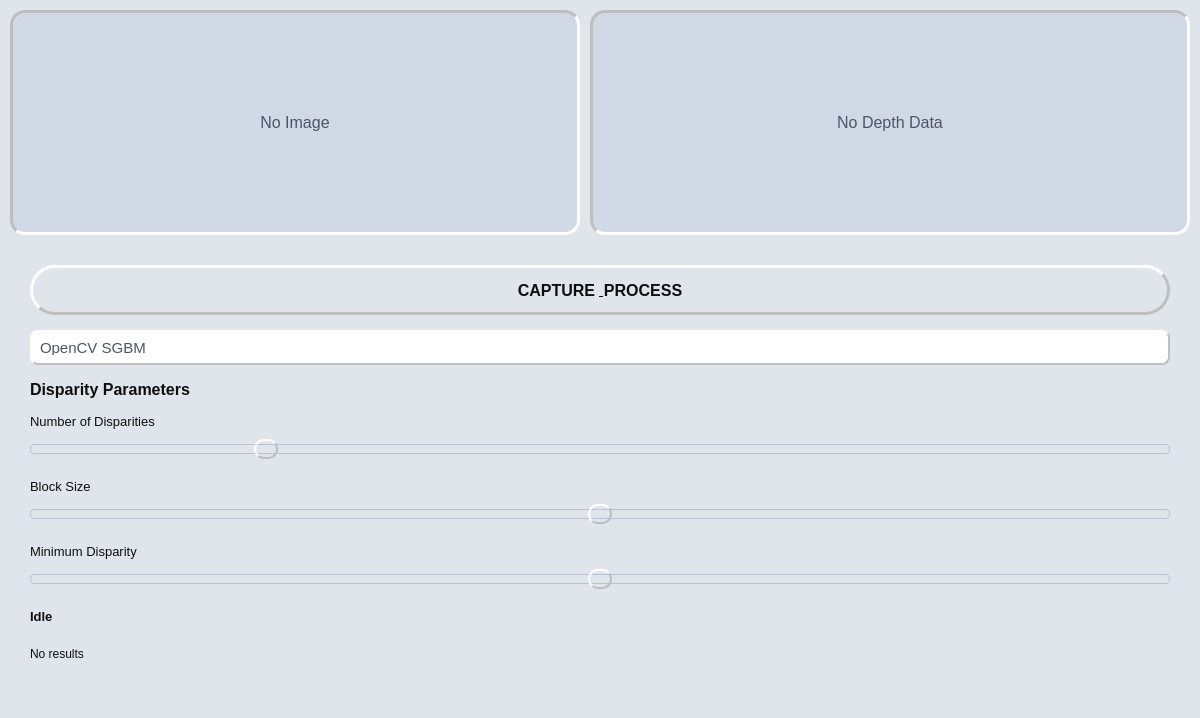
This is src/gui/ui/depth_test_widget.ui in SupernovaIndustries/unlook-standalone as Qt 5 draws it before an edit. The edited form follows.
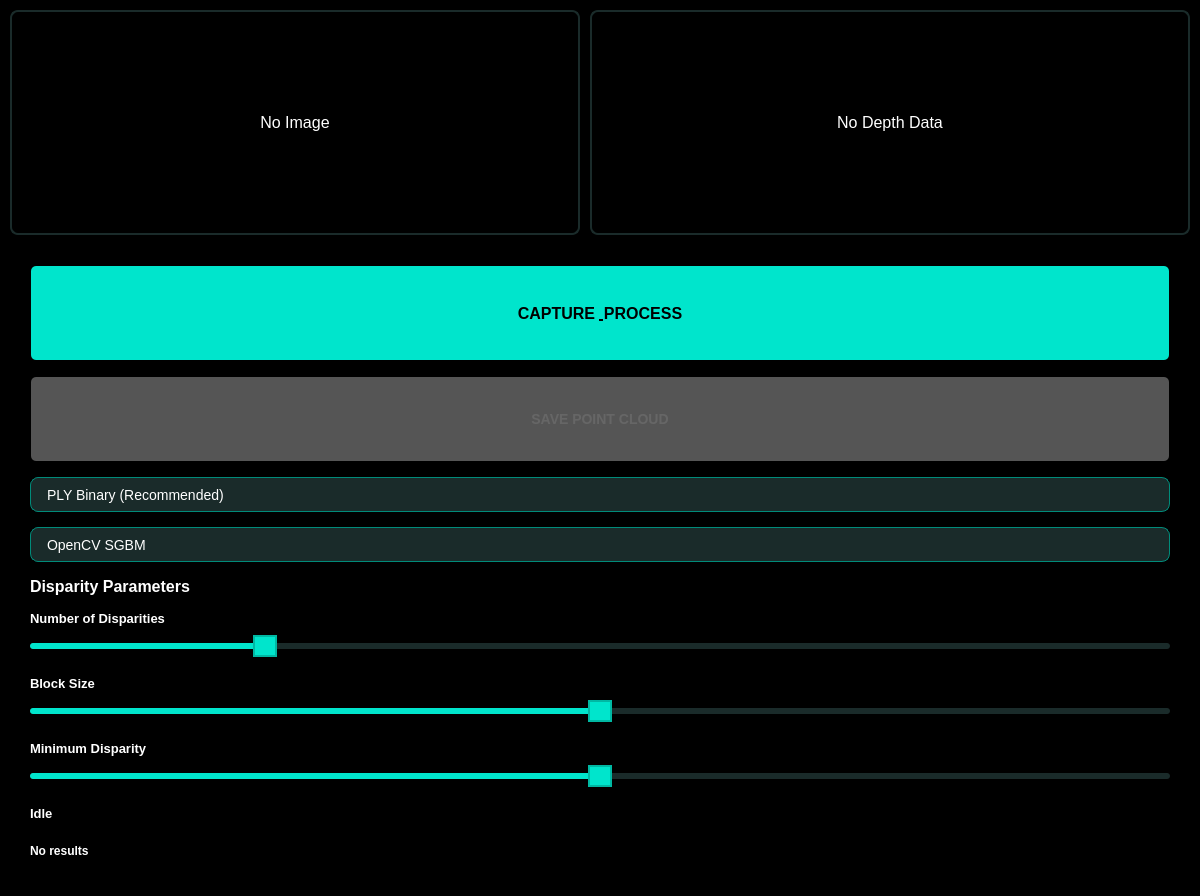
This is the edited form.

Commit message: Phase 2 Complete: Advanced Point Cloud and Mesh Export System

Diff of the .ui file:
```diff
--- a/src/gui/ui/depth_test_widget.ui
+++ b/src/gui/ui/depth_test_widget.ui
@@ -14,62 +14,52 @@
    <string>Depth Test</string>
   </property>
   <property name="styleSheet">
-   <string notr="true">/* Neomorphism Background */
+   <string notr="true">/* Supernova-tech Design System */
 QWidget#DepthTestWidget {
-    background-color: #e0e5ec;
+    background-color: #000000;
+    color: #FFFFFF;
+    font-family: "Inter", sans-serif;
 }
 
-/* Neomorphism Sliders */
+/* Supernova-tech Sliders */
 QSlider::groove:horizontal {
-    height: 8px;
-    background: qlineargradient(x1:0, y1:0, x2:0, y2:1,
-        stop:0 #c5cdd9,
-        stop:1 #d5dbe3);
-    border-radius: 4px;
-    border: 1px solid #b8c2d3;
+    background: #1A2B2A;
+    height: 6px;
+    border-radius: 3px;
 }
 
 QSlider::handle:horizontal {
-    background: qlineargradient(spread:pad, x1:0, y1:0, x2:1, y2:1,
-        stop:0 #f0f0f0,
-        stop:1 #cacaca);
-    border: none;
+    background: #00E5CC;
+    border: 2px solid #00B8A3;
     width: 20px;
     height: 20px;
-    margin: -6px 0;
-    border-radius: 10px;
-    border-left: 2px solid #ffffff;
-    border-top: 2px solid #ffffff;
-    border-right: 2px solid #bebebe;
-    border-bottom: 2px solid #bebebe;
+    border-radius: 12px;
+    margin: -8px 0;
 }
 
 QSlider::handle:horizontal:hover {
-    background: qlineargradient(spread:pad, x1:0, y1:0, x2:1, y2:1,
-        stop:0 #f5f5f5,
-        stop:1 #d0d0d0);
+    background: #00B8A3;
+    border: 2px solid #00E5CC;
+}
+
+QSlider::handle:horizontal:pressed {
+    background: #008B7A;
 }
 
 QSlider::sub-page:horizontal {
-    background: qlineargradient(x1:0, y1:0, x2:1, y2:0,
-        stop:0 #8b5cf6,
-        stop:1 #7c3aed);
-    border-radius: 4px;
+    background: #00E5CC;
+    border-radius: 3px;
 }
 
-/* Neomorphism ComboBox */
+/* Supernova-tech ComboBox */
 QComboBox {
-    background: qlineargradient(spread:pad, x1:0, y1:0, x2:1, y2:1,
-        stop:0 #f0f0f0,
-        stop:1 #cacaca);
-    color: #4a5568;
-    border: none;
+    background: #1A2B2A;
+    color: #FFFFFF;
+    border: 1px solid #008B7A;
     border-radius: 8px;
-    padding: 8px;
-    border-left: 2px solid #ffffff;
-    border-top: 2px solid #ffffff;
-    border-right: 2px solid #bebebe;
-    border-bottom: 2px solid #bebebe;
+    padding: 8px 16px;
+    font-size: 14px;
+    font-weight: 400;
 }
 
 QComboBox:hover {
@@ -83,12 +73,20 @@
     width: 30px;
 }
 
+QComboBox::down-arrow {
+    image: none;
+    border-left: 5px solid transparent;
+    border-right: 5px solid transparent;
+    border-top: 5px solid #00E5CC;
+    margin-right: 5px;
+}
+
 QComboBox QAbstractItemView {
-    background: #f0f0f0;
-    color: #4a5568;
-    border: 2px solid #bebebe;
-    selection-background-color: #8b5cf6;
-    selection-color: white;
+    background: #1A2B2A;
+    color: #FFFFFF;
+    border: 2px solid #008B7A;
+    selection-background-color: #00E5CC;
+    selection-color: #000000;
 }</string>
   </property>
   <layout class="QVBoxLayout" name="main_layout">
@@ -138,15 +136,11 @@
               </font>
              </property>
              <property name="styleSheet">
-              <string notr="true">/* Neomorphism Frame */
-background: #d1d9e6;
-border: none;
-border-radius: 15px;
-color: #4a5568;
-border-left: 3px solid #bebebe;
-border-top: 3px solid #bebebe;
-border-right: 3px solid #ffffff;
-border-bottom: 3px solid #ffffff;</string>
+              <string notr="true">/* Supernova-tech Camera Preview */
+background: #000000;
+border: 2px solid #1A2B2A;
+border-radius: 8px;
+color: #FFFFFF;</string>
              </property>
              <property name="text">
               <string>No Image</string>
@@ -174,15 +168,11 @@
               </font>
              </property>
              <property name="styleSheet">
-              <string notr="true">/* Neomorphism Frame */
-background: #d1d9e6;
-border: none;
-border-radius: 15px;
-color: #4a5568;
-border-left: 3px solid #bebebe;
-border-top: 3px solid #bebebe;
-border-right: 3px solid #ffffff;
-border-bottom: 3px solid #ffffff;</string>
+              <string notr="true">/* Supernova-tech Depth Display */
+background: #000000;
+border: 2px solid #1A2B2A;
+border-radius: 8px;
+color: #FFFFFF;</string>
              </property>
              <property name="text">
               <string>No Depth Data</string>
@@ -230,21 +220,17 @@
               </font>
              </property>
              <property name="styleSheet">
-              <string notr="true">/* Neomorphism Primary Button */
+              <string notr="true">/* Supernova-tech Primary Button */
 QPushButton#capture_button {
-    background: qlineargradient(spread:pad, x1:0, y1:0, x2:1, y2:1,
-        stop:0 #f0f0f0,
-        stop:1 #cacaca);
-    color: #0e0e0e;
-    border: none;
-    border-radius: 25px;
-    padding: 15px;
-    font-weight: 900;
-    text-transform: uppercase;
-    border-left: 3px solid #ffffff;
-    border-top: 3px solid #ffffff;
-    border-right: 3px solid #bebebe;
-    border-bottom: 3px solid #bebebe;
+    background: #00E5CC;
+    color: #000000;
+    border: 2px solid transparent;
+    border-radius: 6px;
+    padding: 16px 24px;
+    min-height: 60px;
+    font-weight: 500;
+    font-size: 16px;
+    font-family: "Inter", sans-serif;
 }
 
 QPushButton#capture_button:hover {
@@ -255,14 +241,13 @@
 }
 
 QPushButton#capture_button:pressed {
-    background: qlineargradient(spread:pad, x1:0, y1:0, x2:1, y2:1,
-        stop:0 #cacaca,
-        stop:1 #e5e5e5);
-    color: #6d28d9;
-    border-left: 3px solid #bebebe;
-    border-top: 3px solid #bebebe;
-    border-right: 3px solid #ffffff;
-    border-bottom: 3px solid #ffffff;
+    background: #00B8A3;
+}
+
+QPushButton#capture_button:disabled {
+    background: #555555;
+    color: #666666;
+    border: 2px solid transparent;
 }</string>
              </property>
              <property name="text">
@@ -270,6 +255,111 @@
              </property>
             </widget>
            </item>
+           <item>
+            <widget class="QPushButton" name="save_pointcloud_button">
+             <property name="minimumSize">
+              <size>
+               <width>0</width>
+               <height>50</height>
+              </size>
+             </property>
+             <property name="font">
+              <font>
+               <pointsize>12</pointsize>
+               <weight>87</weight>
+              </font>
+             </property>
+             <property name="styleSheet">
+              <string notr="true">/* Supernova-tech Success Button */
+QPushButton#save_pointcloud_button {
+    background: #00FF88;
+    color: #000000;
+    border: 2px solid transparent;
+    border-radius: 6px;
+    padding: 16px 24px;
+    min-height: 50px;
+    font-weight: 500;
+    font-size: 14px;
+    font-family: "Inter", sans-serif;
+}
+
+QPushButton#save_pointcloud_button:hover {
+    background: #33FFAA;
+    border: 2px solid #00FF88;
+}
+
+QPushButton#save_pointcloud_button:pressed {
+    background: #00CC66;
+}
+
+QPushButton#save_pointcloud_button:disabled {
+    background: #555555;
+    color: #666666;
+    border: 2px solid transparent;
+}</string>
+             </property>
+             <property name="text">
+              <string>SAVE POINT CLOUD</string>
+             </property>
+             <property name="enabled">
+              <bool>false</bool>
+             </property>
+            </widget>
+           </item>
+           <item>
+            <widget class="QComboBox" name="export_format_combo">
+             <property name="minimumSize">
+              <size>
+               <width>0</width>
+               <height>35</height>
+              </size>
+             </property>
+             <property name="font">
+              <font>
+               <pointsize>11</pointsize>
+              </font>
+             </property>
+             <property name="styleSheet">
+              <string notr="true">/* Custom style handled by parent widget */
+
+
+</string>
+             </property>
+             <property name="enabled">
+              <bool>false</bool>
+             </property>
+             <item>
+              <property name="text">
+               <string>PLY Binary (Recommended)</string>
+              </property>
+             </item>
+             <item>
+              <property name="text">
+               <string>PLY ASCII</string>
+              </property>
+             </item>
+             <item>
+              <property name="text">
+               <string>PCD Binary</string>
+              </property>
+             </item>
+             <item>
+              <property name="text">
+               <string>PCD ASCII</string>
+              </property>
+             </item>
+             <item>
+              <property name="text">
+               <string>OBJ (Mesh)</string>
+              </property>
+             </item>
+             <item>
+              <property name="text">
+               <string>XYZ (Points Only)</string>
+              </property>
+             </item>
+            </widget>
+           </item>
            <item>
             <widget class="QComboBox" name="algorithm_combo">
              <property name="minimumSize">
@@ -325,7 +415,7 @@
               </font>
              </property>
              <property name="styleSheet">
-              <string notr="true">color: #0e0e0e;</string>
+              <string notr="true">color: #FFFFFF; font-family: "Inter", sans-serif; font-weight: 700;</string>
              </property>
              <property name="text">
               <string>Disparity Parameters</string>
@@ -357,7 +447,7 @@
                 </font>
                </property>
                <property name="styleSheet">
-                <string notr="true">color: #0e0e0e;</string>
+                <string notr="true">color: #FFFFFF; font-family: "Inter", sans-serif; font-weight: 700;</string>
                </property>
                <property name="text">
                 <string>Number of Disparities</string>
@@ -416,7 +506,7 @@
                 </font>
                </property>
                <property name="styleSheet">
-                <string notr="true">color: #0e0e0e;</string>
+                <string notr="true">color: #FFFFFF; font-family: "Inter", sans-serif; font-weight: 700;</string>
                </property>
                <property name="text">
                 <string>Block Size</string>
@@ -475,7 +565,7 @@
                 </font>
                </property>
                <property name="styleSheet">
-                <string notr="true">color: #0e0e0e;</string>
+                <string notr="true">color: #FFFFFF; font-family: "Inter", sans-serif; font-weight: 700;</string>
                </property>
                <property name="text">
                 <string>Minimum Disparity</string>
@@ -521,8 +611,9 @@
               </font>
              </property>
              <property name="styleSheet">
-              <string notr="true">color: #0e0e0e;
-font-weight: 700;</string>
+              <string notr="true">color: #FFFFFF;
+font-weight: 700;
+font-family: "Inter", sans-serif;</string>
              </property>
              <property name="text">
               <string>Idle</string>
@@ -546,7 +637,7 @@
               </font>
              </property>
              <property name="styleSheet">
-              <string notr="true">color: #0e0e0e;</string>
+              <string notr="true">color: #FFFFFF; font-family: "Inter", sans-serif; font-weight: 700;</string>
              </property>
              <property name="text">
               <string>No results</string>
```
Left out of the diff: 11 changed lines with no effect on the pictures. The commit also changes 16 other files.
